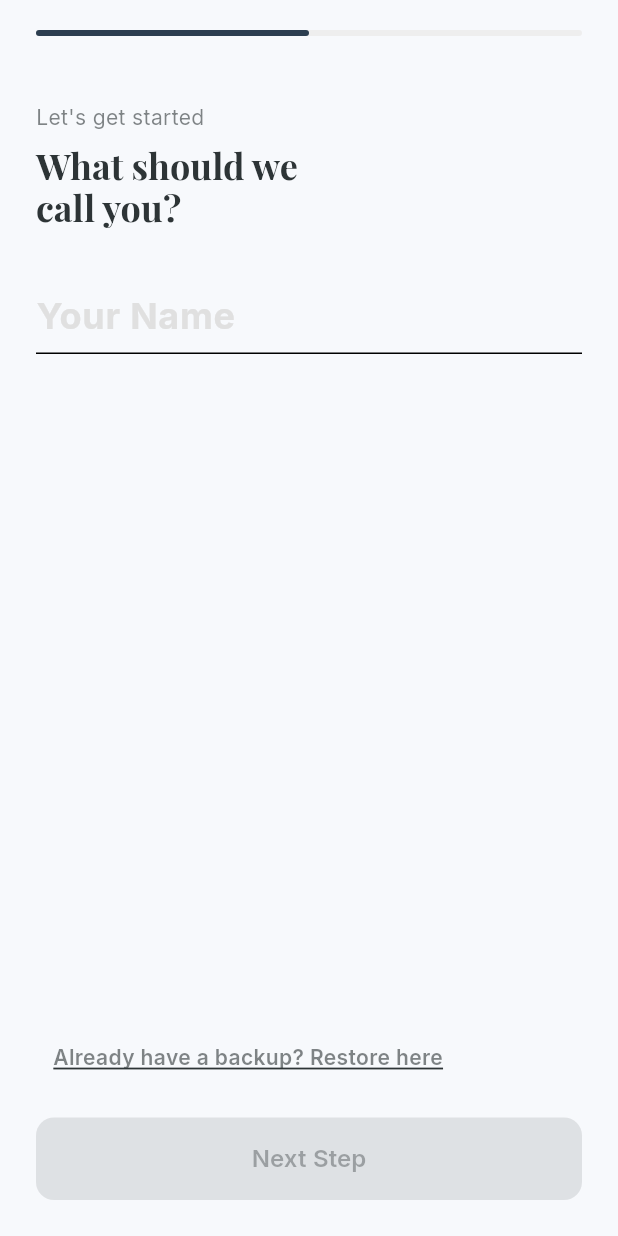
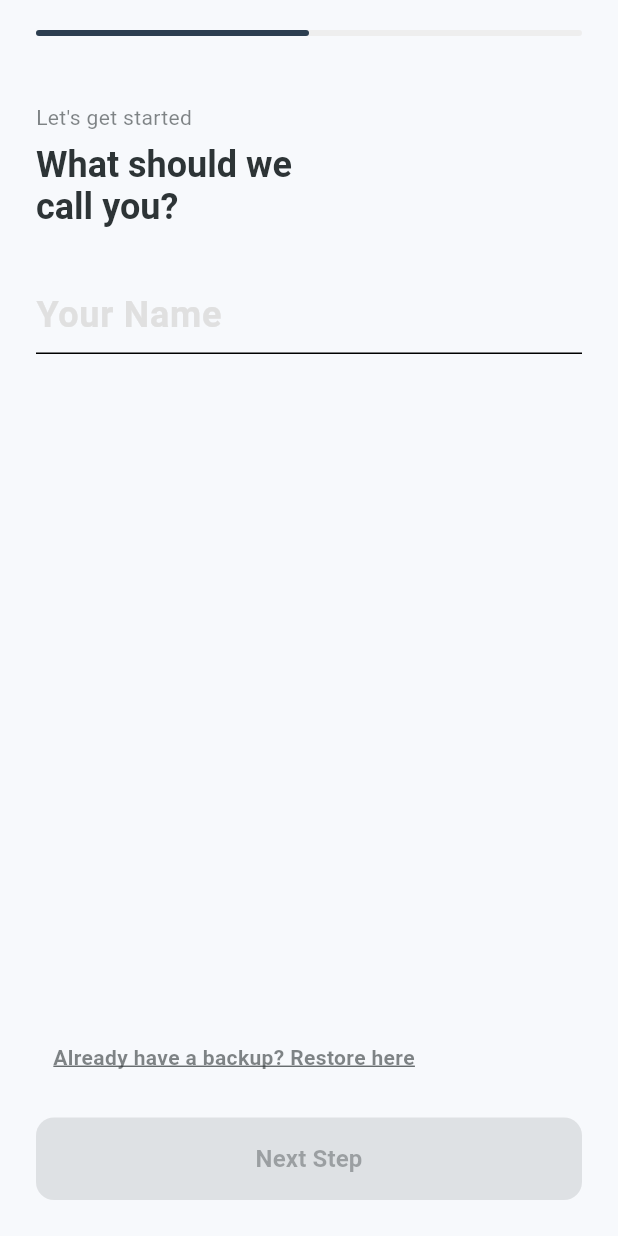
Before and after one commit to sandip3022/Habit-Tracker-App, a Flutter app: the screen it shows after launch, after a tap on "Next Step", on a phone screen of 412 x 824 dp. Run offline on Flutter 3.47's test engine with Material 3 defaults, Android fonts, the phone set to English and light mode, and no system bars; our stand-ins replace csv, easy_localization, file_picker, flutter_local_notifications, flutter_riverpod, flutter_secure_storage and 7 more; missing offline and left inert: file_saver; accounts and stored records are empty.

Commit message:
Refactor code structure for improved readability and maintainability

```diff
--- a/lib/core/services/notification_service.dart
+++ b/lib/core/services/notification_service.dart
@@ -14,11 +14,26 @@ class NotificationService {
   final FlutterLocalNotificationsPlugin flutterLocalNotificationsPlugin =
       FlutterLocalNotificationsPlugin();
 
+       static const Map<String, String> _legacyTimezones = {
+    'Asia/Calcutta': 'Asia/Kolkata',
+    'Asia/Ulaanbaatar': 'Asia/Ulan_Bator',
+    'Asia/Katmandu': 'Asia/Kathmandu',
+    'America/Indiana/Indianapolis': 'America/Indianapolis',
+    'America/Kentucky/Louisville': 'America/Louisville',
+    'Pacific/Samoa': 'Pacific/Pago_Pago',
+  };
+
+   String _normalizeTimezone(String timezone) {
+    return _legacyTimezones[timezone] ?? timezone;
+  }
+
   Future<void> init() async {
     tz.initializeTimeZones();
 
-     final String localTimeZone = await FlutterTimezone.getLocalTimezone();
-  tz.setLocalLocation(tz.getLocation(localTimeZone));
+    final String rawTimezone = await FlutterTimezone.getLocalTimezone();
+
+     final String localTimeZone  = _normalizeTimezone(rawTimezone);
+     tz.setLocalLocation(tz.getLocation(localTimeZone));
 
     const AndroidInitializationSettings initializationSettingsAndroid =
         AndroidInitializationSettings('@drawable/ic_notification');
--- a/lib/core/theme/app_theme.dart
+++ b/lib/core/theme/app_theme.dart
@@ -23,25 +23,25 @@ class AppTheme {
 
       // 2. Typography (Serif Headers, Sans Body)
       textTheme: TextTheme(
-        displayLarge: GoogleFonts.playfairDisplay(
+        displayLarge: TextStyle(
           fontSize: 32,
           fontWeight: FontWeight.bold,
           color: AppColors.textPrimary,
         ),
-        displayMedium: GoogleFonts.playfairDisplay(
+        displayMedium: TextStyle(
           fontSize: 24,
           fontWeight: FontWeight.bold,
           color: AppColors.textPrimary,
         ),
-        bodyLarge: GoogleFonts.inter(
+        bodyLarge: TextStyle(
           fontSize: 16,
           color: AppColors.textPrimary,
         ),
-        bodyMedium: GoogleFonts.inter(
+        bodyMedium: TextStyle(
           fontSize: 14,
           color: AppColors.textSecondary,
         ),
-        labelLarge: GoogleFonts.inter(
+        labelLarge: TextStyle(
           // Button text
           fontSize: 16,
           fontWeight: FontWeight.w600,
@@ -55,7 +55,7 @@ class AppTheme {
         elevation: 0,
         centerTitle: true,
         iconTheme: const IconThemeData(color: AppColors.textPrimary),
-        titleTextStyle: GoogleFonts.playfairDisplay(
+        titleTextStyle: TextStyle(
           fontSize: 20,
           fontWeight: FontWeight.bold,
           color: AppColors.textPrimary,
@@ -105,24 +105,24 @@ class AppTheme {
         onSurface: Colors.white,
       ),
       textTheme: TextTheme(
-        displayLarge: GoogleFonts.playfairDisplay(
+        displayLarge: TextStyle(
           fontSize: 32,
           fontWeight: FontWeight.bold,
           color: Colors.white,
         ),
-        displayMedium: GoogleFonts.playfairDisplay(
+        displayMedium: TextStyle(
           fontSize: 24,
           fontWeight: FontWeight.bold,
           color: Colors.white,
         ),
-        bodyLarge: GoogleFonts.inter(fontSize: 16, color: Colors.white),
-        bodyMedium: GoogleFonts.inter(fontSize: 14, color: Colors.grey[400]),
-        labelLarge: GoogleFonts.inter(
+        bodyLarge: TextStyle(fontSize: 16, color: Colors.white),
+        bodyMedium: TextStyle(fontSize: 14, color: Colors.grey[400]),
+        labelLarge: TextStyle(
           fontSize: 16,
           fontWeight: FontWeight.w600,
           color: Colors.white,
         ),
-        labelSmall: GoogleFonts.inter(
+        labelSmall: TextStyle(
           fontSize: 11,
           fontWeight: FontWeight.bold,
           color: Colors.grey[500],
@@ -133,7 +133,7 @@ class AppTheme {
         elevation: 0,
         centerTitle: true,
         iconTheme: const IconThemeData(color: Colors.white),
-        titleTextStyle: GoogleFonts.playfairDisplay(
+        titleTextStyle: TextStyle(
           fontSize: 20,
           fontWeight: FontWeight.bold,
           color: Colors.white,
--- a/lib/features/onboarding/presentation/pages/onboarding_screen.dart
+++ b/lib/features/onboarding/presentation/pages/onboarding_screen.dart
@@ -30,18 +30,18 @@ class _OnboardingScreenState extends ConsumerState<OnboardingScreen> {
 
   // Pre-defined habits for Step 2
   final List<Map<String, dynamic>> _starterHabits = [
-    {'title': "exercise".tr(), 'icon': 0xe0b0, 'color': 0xFF0984E3}, // Blue
-    {'title': "read_books".tr(), 'icon': 0xe198, 'color': 0xFF6C5CE7}, // Purple
+    {'title': "exercise".tr(), 'icon': 57997, 'color': 0xFF0984E3}, // Blue
+    {'title': "read_books".tr(), 'icon': 58333, 'color': 0xFF6C5CE7}, // Purple
     {
       'title': "healthy_eating".tr(),
-      'icon': 0xeb43,
+      'icon': 58674,
       'color': 0xFFFF6B6B,
     }, // Coral
-    {'title': "meditation".tr(), 'icon': 0xe318, 'color': 0xFF00B894}, // Teal
-    {'title': "journaling".tr(), 'icon': 0xe156, 'color': 0xFFE17055}, // Orange
+    {'title': "meditation".tr(), 'icon': 58735, 'color': 0xFF00B894}, // Teal
+    {'title': "journaling".tr(), 'icon': 57535, 'color': 0xFFE17055}, // Orange
     {
       'title': "Early_sleep".tr(),
-      'icon': 0xf06b,
+      'icon': 57559,
       'color': 0xFF0984E3,
     }, // Midnight
   ];
--- a/lib/features/timer/presentation/clock_tab.dart
+++ b/lib/features/timer/presentation/clock_tab.dart
@@ -104,7 +104,8 @@ class _ClockTabState extends State<ClockTab> {
                               DateFormat(
                                 AppConstants.timeFormat,
                               ).format(_currentTime),
-                              style: GoogleFonts.shareTechMono(
+                              style: TextStyle(
+                                fontFamily: 'ShareTechMono',
                                 fontSize: 48,
                                 color: Theme.of(context).colorScheme.secondary,
                               ),
--- a/lib/main.dart
+++ b/lib/main.dart
@@ -1,6 +1,7 @@
 import 'package:easy_localization/easy_localization.dart';
 import 'package:flutter/material.dart';
 import 'package:flutter_riverpod/flutter_riverpod.dart';
+import 'package:google_fonts/google_fonts.dart';
 import 'package:habit_tracker_app_2026/core/services/notification_service.dart';
 import 'package:habit_tracker_app_2026/core/theme/app_theme.dart';
 import 'package:habit_tracker_app_2026/core/theme/theme_provider.dart';
@@ -86,6 +87,8 @@ void main() async {
   // 1. Flutter Engine Setup
   WidgetsFlutterBinding.ensureInitialized();
 
+GoogleFonts.config.allowRuntimeFetching = false;
+
   await EasyLocalization.ensureInitialized();
 
   // 2. Hive Initialization
```
Also changed, not shown: pubspec.yaml (+7 -17 lines), assets/fonts/ShareTechMono-Regular.ttf (added).
